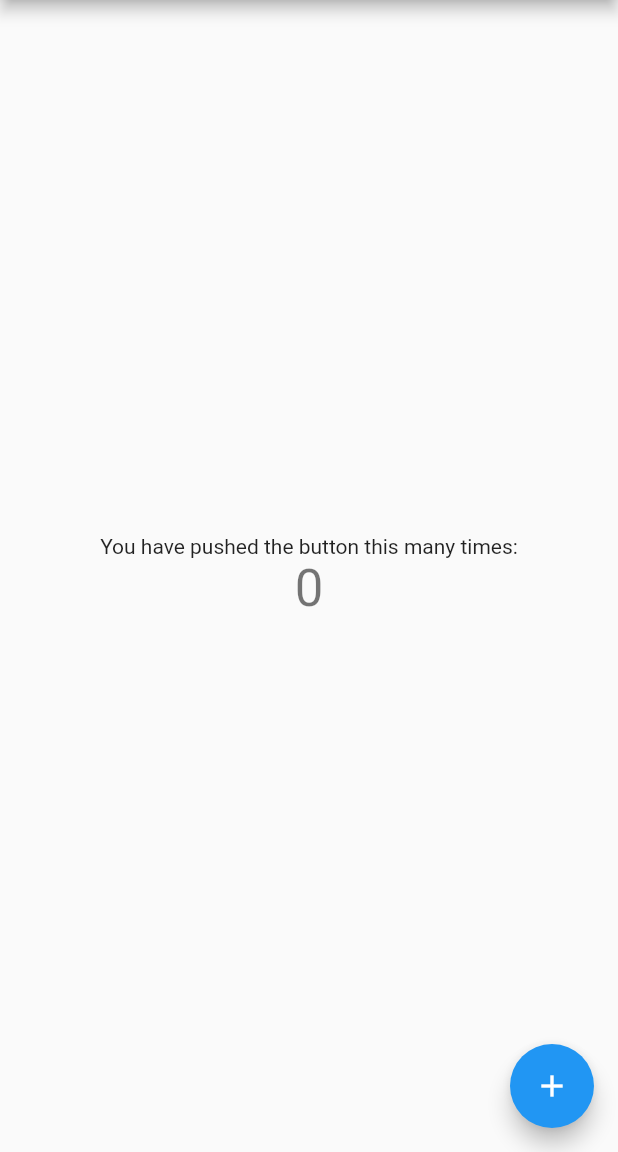
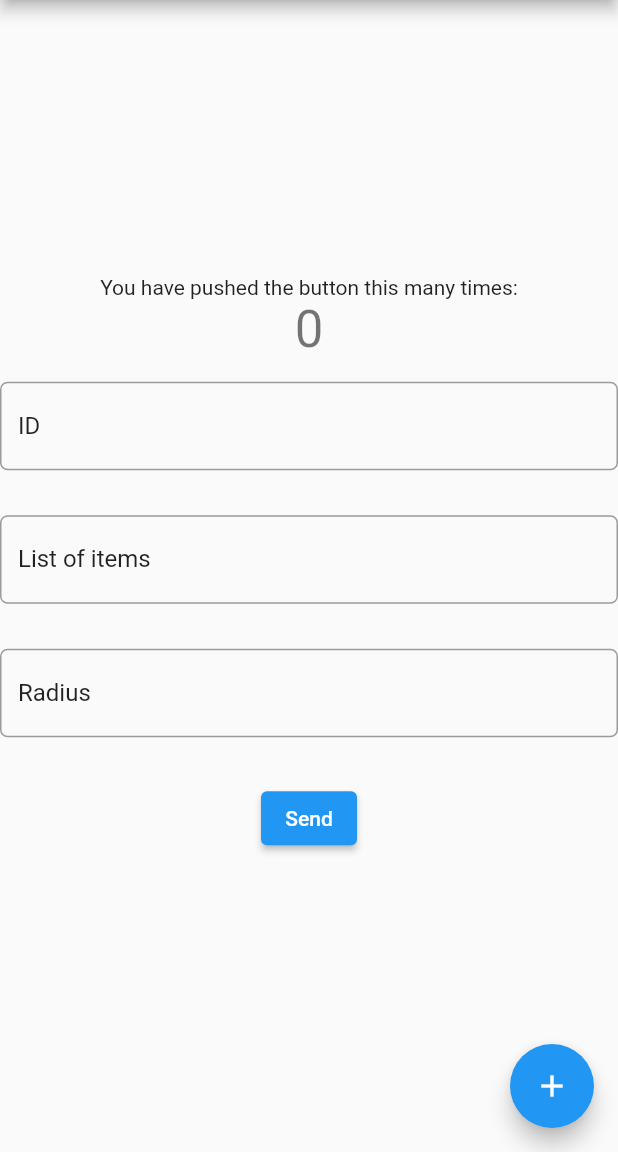
Before and after one commit to vashishthas/socketIO, a Flutter app: the screen it shows after launch, on a phone screen of 412 x 824 dp, the part 84-1236 px from its top. Run offline on Flutter 3.47's test engine with Material 2 defaults, Android fonts, the phone set to English and light mode, and no system bars; our stand-ins replace socket_io_client; network calls fail.

```diff
--- a/frontend/lib/main.dart
+++ b/frontend/lib/main.dart
@@ -31,11 +31,15 @@ class MyHomePage extends StatefulWidget {
 class _MyHomePageState extends State<MyHomePage> {
   int _counter = 0;
 
+  TextEditingController textController1 = TextEditingController();
+  TextEditingController textController2 = TextEditingController();
+  TextEditingController textController3 = TextEditingController();
+  String items,id,rad;
 
   IO.Socket socket;
 
   @override
-  void initState(){
+  void initState() {
     super.initState();
     connect();
   }
@@ -43,22 +47,30 @@ class _MyHomePageState extends State<MyHomePage> {
   void _incrementCounter() {
     setState(() {
       _counter++;
+      connect();
     });
   }
 
-  void connect(){
-    socket=IO.io("http://192.168.29.181:5000",<String,dynamic>{
-      "transports":["websocket"],
-      "autoconnect":false,
+  void connect() {
+    socket = IO.io("http://192.168.29.181:5000", <String, dynamic>{
+      "transports": ["websocket"],
+      "autoconnect": false,
     });
     socket.connect();
-    socket.emit("/test", "Hello world");
-    socket.onConnect((data)=> print("Connected"));
+    // socket.emit("/test", "Grocery,Meds,Fruits" + _counter.toString());
+    socket.onConnect((data) => print("Connected"));
     print(socket.connected);
+  }
+
+  void sendMessage(String sourceId, String message, String radius) {
+    socket.emit("message",
+        {"sourceId": sourceId, "List of items": message, "radius": radius});
   }
 
   @override
   Widget build(BuildContext context) {
+    TextStyle textStyle = Theme.of(context).textTheme.subtitle1;
+
     return Scaffold(
       appBar: AppBar(
         title: Text(widget.title),
@@ -74,6 +86,67 @@ class _MyHomePageState extends State<MyHomePage> {
               '$_counter',
               style: Theme.of(context).textTheme.headline4,
             ),
+            Padding(
+              padding: EdgeInsets.only(top: 15.0, bottom: 15.0),
+              child: TextField(
+                controller: textController1,
+                style: textStyle,
+                onChanged: (value) {
+                  debugPrint('Value 1 added');
+                  // updateTitle();
+                },
+                decoration: InputDecoration(
+                    labelStyle: textStyle,
+                    labelText: "ID",
+                    border: OutlineInputBorder(
+                        borderRadius: BorderRadius.circular(5.0))),
+              ),
+            ),
+            Padding(
+              padding: EdgeInsets.only(top: 15.0, bottom: 15.0),
+              child: TextField(
+                controller: textController2,
+                style: textStyle,
+                onChanged: (value) {
+                  debugPrint('Value 2 added');
+                  // updateTitle();
+                },
+                decoration: InputDecoration(
+                    labelStyle: textStyle,
+                    labelText: "List of items",
+                    border: OutlineInputBorder(
+                        borderRadius: BorderRadius.circular(5.0))),
+              ),
+            ),
+            Padding(
+              padding: EdgeInsets.only(top: 15.0, bottom: 15.0),
+              child: TextField(
+                controller: textController3,
+                style: textStyle,
+                onChanged: (value) {
+                  debugPrint('Value 3 added');
+                  // updateTitle();
+                },
+                decoration: InputDecoration(
+                    labelStyle: textStyle,
+                    labelText: "Radius",
+                    border: OutlineInputBorder(
+                        borderRadius: BorderRadius.circular(5.0))),
+              ),
+            ),
+            Padding(
+              padding: EdgeInsets.only(top: 15.0, bottom: 15.0),
+              child: ElevatedButton(
+                child: Text("Send"),
+                onPressed:(){
+                  setState(() {
+                    debugPrint("List send");
+                    sendMessage(textController1.text,
+                    textController2.text, textController3.text);
+
+                  });
+                } ,),
+            )
           ],
         ),
       ),
```
Also changed, not shown: 1 other file.
